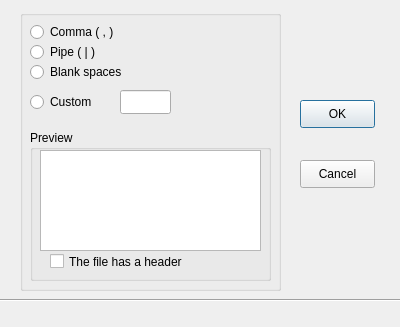
Above: easygeotagger/src/plugins/gps_plugin/textdelimiter.ui from alexbruy/EasyGeoTagger before the change. Below: the same form after it.
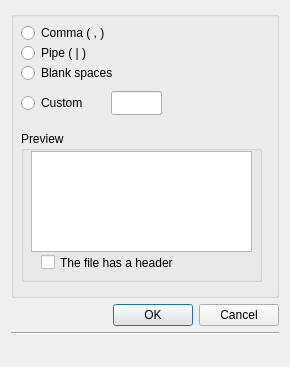
That is the form after the change.

```diff
--- a/easygeotagger/src/plugins/gps_plugin/textdelimiter.ui
+++ b/easygeotagger/src/plugins/gps_plugin/textdelimiter.ui
@@ -5,22 +5,16 @@
    <rect>
     <x>0</x>
     <y>0</y>
-    <width>400</width>
-    <height>327</height>
+    <width>290</width>
+    <height>367</height>
    </rect>
   </property>
   <property name="windowTitle" >
    <string>Select Text Delimiter</string>
   </property>
+  <layout class="QGridLayout" >
+   <item row="0" column="0" colspan="2" >
   <widget class="QGroupBox" name="groupBox" >
-   <property name="geometry" >
-    <rect>
-     <x>20</x>
-     <y>10</y>
-     <width>261</width>
-     <height>281</height>
-    </rect>
-   </property>
    <property name="title" >
     <string/>
    </property>
@@ -123,58 +117,48 @@
     </widget>
    </widget>
   </widget>
-  <widget class="QPushButton" name="pbtnOk" >
-   <property name="geometry" >
-    <rect>
-     <x>300</x>
-     <y>100</y>
-     <width>75</width>
-     <height>28</height>
-    </rect>
-   </property>
-   <property name="text" >
-    <string>OK</string>
-   </property>
-  </widget>
-  <widget class="QPushButton" name="pbtnCancel" >
-   <property name="geometry" >
-    <rect>
-     <x>300</x>
-     <y>160</y>
-     <width>75</width>
-     <height>28</height>
-    </rect>
-   </property>
-   <property name="text" >
-    <string>Cancel</string>
-   </property>
-  </widget>
+   </item>
+   <item row="1" column="0" >
+    <spacer>
+     <property name="orientation" >
+      <enum>Qt::Horizontal</enum>
+     </property>
+     <property name="sizeHint" >
+      <size>
+       <width>121</width>
+       <height>20</height>
+      </size>
+     </property>
+    </spacer>
+   </item>
+   <item row="1" column="1" >
+    <widget class="QDialogButtonBox" name="buttonBox" >
+     <property name="orientation" >
+      <enum>Qt::Horizontal</enum>
+     </property>
+     <property name="standardButtons" >
+      <set>QDialogButtonBox::Cancel|QDialogButtonBox::NoButton|QDialogButtonBox::Ok</set>
+     </property>
+    </widget>
+   </item>
+   <item row="2" column="0" colspan="2" >
   <widget class="Line" name="line" >
-   <property name="geometry" >
-    <rect>
-     <x>-3</x>
-     <y>290</y>
-     <width>411</width>
-     <height>20</height>
-    </rect>
-   </property>
    <property name="orientation" >
     <enum>Qt::Horizontal</enum>
    </property>
   </widget>
+   </item>
+   <item row="3" column="0" colspan="2" >
   <widget class="QLabel" name="lbStatus" >
-   <property name="geometry" >
-    <rect>
-     <x>0</x>
-     <y>300</y>
-     <width>391</width>
-     <height>20</height>
-    </rect>
-   </property>
-   <property name="text" >
-    <string/>
-   </property>
-  </widget>
+     <property name="maximumSize" >
+      <size>
+       <width>10000</width>
+       <height>15</height>
+      </size>
+     </property>
+    </widget>
+   </item>
+  </layout>
  </widget>
  <resources/>
  <connections/>
```
Left out of the diff: 37 changed lines with no effect on the pictures. Lines whose indentation alone changed are shown as unchanged.
